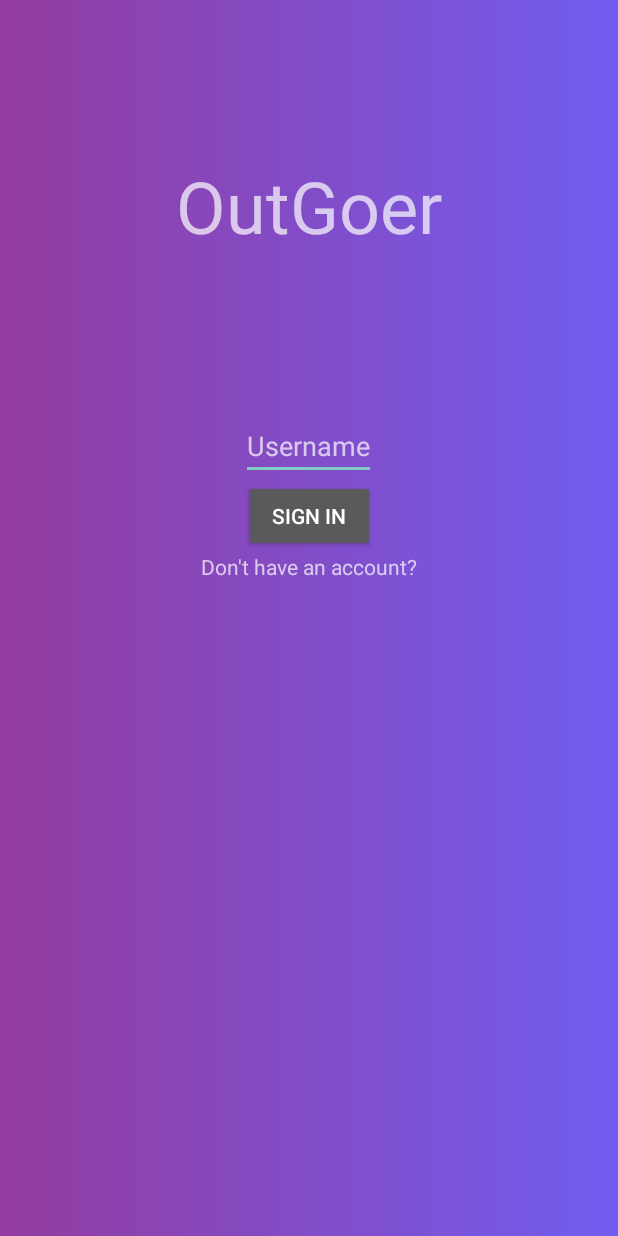
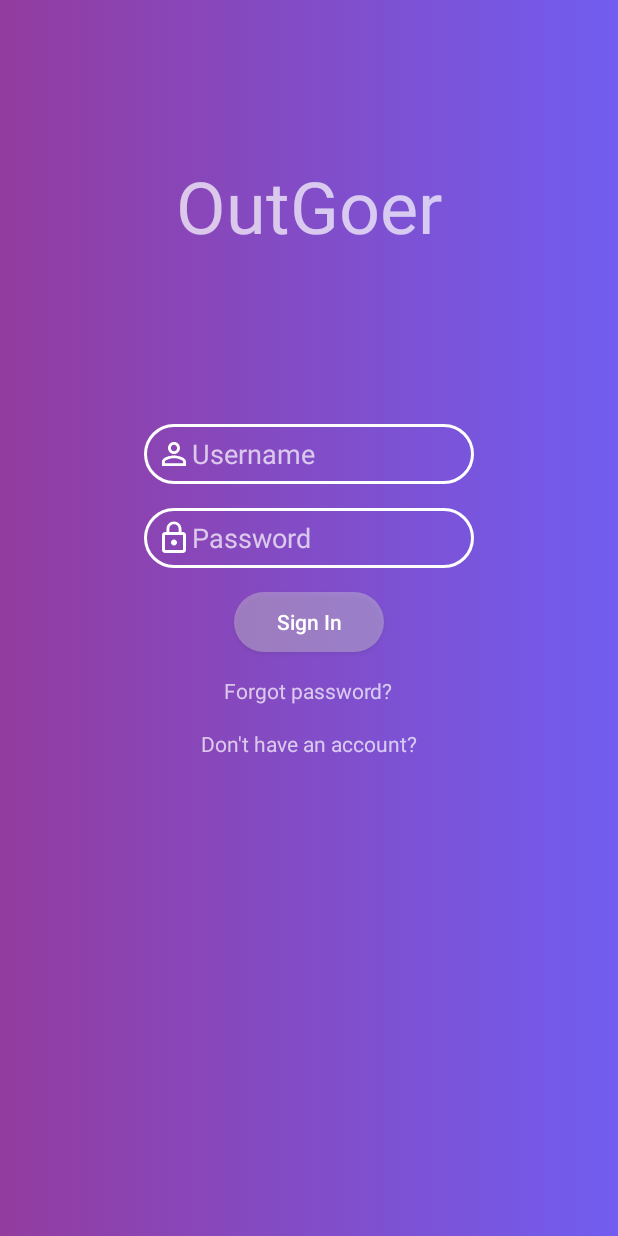
Before and after one commit to MatWoj27/out-goer, an Android app: the screen it shows after launch (LoginActivity), on a phone screen of 412 x 824 dp. Run offline under Robolectric (Android 15) with nearby library versions, the phone set to English and light mode, and no system bars; our stand-ins replace ButterKnife.

Commit message:
Sign in fragment layout designed

```diff
--- a/app/src/main/java/com/mattech/outgoer/fragments/SignInFragment.java
+++ b/app/src/main/java/com/mattech/outgoer/fragments/SignInFragment.java
@@ -21,8 +21,14 @@ public class SignInFragment extends android.support.v4.app.Fragment {
     @BindView(R.id.username)
     EditText username;
 
+    @BindView(R.id.password)
+    EditText password;
+
     @BindView(R.id.sign_in_btn)
     Button signInBtn;
+
+    @BindView(R.id.forgot_password)
+    TextView forgotPassword;
 
     @BindView(R.id.sign_up)
     TextView signUp;
--- /dev/null
+++ b/app/src/main/res/drawable/lock_outline.xml
@@ -0,0 +1,9 @@
+<vector xmlns:android="http://schemas.android.com/apk/res/android"
+    android:width="24dp"
+    android:height="24dp"
+    android:viewportHeight="24.0"
+    android:viewportWidth="24.0">
+    <path
+        android:fillColor="#FFFFFF"
+        android:pathData="M12,17c1.1,0 2,-0.9 2,-2s-0.9,-2 -2,-2 -2,0.9 -2,2 0.9,2 2,2zM18,8h-1L17,6c0,-2.76 -2.24,-5 -5,-5S7,3.24 7,6v2L6,8c-1.1,0 -2,0.9 -2,2v10c0,1.1 0.9,2 2,2h12c1.1,0 2,-0.9 2,-2L20,10c0,-1.1 -0.9,-2 -2,-2zM8.9,6c0,-1.71 1.39,-3.1 3.1,-3.1s3.1,1.39 3.1,3.1v2L8.9,8L8.9,6zM18,20L6,20L6,10h12v10z" />
+</vector>
--- /dev/null
+++ b/app/src/main/res/drawable/person_outline.xml
@@ -0,0 +1,9 @@
+<vector xmlns:android="http://schemas.android.com/apk/res/android"
+    android:width="24dp"
+    android:height="24dp"
+    android:viewportHeight="24.0"
+    android:viewportWidth="24.0">
+    <path
+        android:fillColor="#FFFFFF"
+        android:pathData="M12,5.9c1.16,0 2.1,0.94 2.1,2.1s-0.94,2.1 -2.1,2.1S9.9,9.16 9.9,8s0.94,-2.1 2.1,-2.1m0,9c2.97,0 6.1,1.46 6.1,2.1v1.1L5.9,18.1L5.9,17c0,-0.64 3.13,-2.1 6.1,-2.1M12,4C9.79,4 8,5.79 8,8s1.79,4 4,4 4,-1.79 4,-4 -1.79,-4 -4,-4zM12,13c-2.67,0 -8,1.34 -8,4v3h16v-3c0,-2.66 -5.33,-4 -8,-4z" />
+</vector>
--- /dev/null
+++ b/app/src/main/res/drawable/rounded_btn.xml
@@ -0,0 +1,6 @@
+<?xml version="1.0" encoding="utf-8"?>
+<shape xmlns:android="http://schemas.android.com/apk/res/android"
+    android:shape="rectangle">
+    <corners android:radius="20dp"/>
+    <solid android:color="#60D6D6D6"/>
+</shape>
--- /dev/null
+++ b/app/src/main/res/drawable/rounded_edit_text.xml
@@ -0,0 +1,9 @@
+<?xml version="1.0" encoding="utf-8"?>
+<shape xmlns:android="http://schemas.android.com/apk/res/android"
+    android:shape="rectangle">
+    <solid android:color="@android:color/transparent" />
+    <corners android:radius="20dp" />
+    <stroke
+        android:width="2dp"
+        android:color="@android:color/white" />
+</shape>
--- a/app/src/main/res/layout/fragment_sign_in.xml
+++ b/app/src/main/res/layout/fragment_sign_in.xml
@@ -2,28 +2,57 @@
     xmlns:tools="http://schemas.android.com/tools"
     android:layout_width="match_parent"
     android:layout_height="match_parent"
+    android:gravity="center_horizontal"
     android:orientation="vertical"
     tools:context="com.mattech.outgoer.fragments.SignInFragment">
 
     <EditText
         android:id="@+id/username"
-        android:layout_width="wrap_content"
-        android:layout_height="wrap_content"
-        android:layout_gravity="center_horizontal"
-        android:hint="@string/username_hint" />
+        android:layout_width="@dimen/login_edit_text_width"
+        android:layout_height="@dimen/login_edit_text_height"
+        android:layout_margin="8dp"
+        android:background="@drawable/rounded_edit_text"
+        android:drawableLeft="@drawable/person_outline"
+        android:hint="@string/username_hint"
+        android:inputType="text"
+        android:maxLines="1"
+        android:paddingLeft="8dp"
+        android:paddingRight="8dp" />
+
+    <EditText
+        android:id="@+id/password"
+        android:layout_width="@dimen/login_edit_text_width"
+        android:layout_height="@dimen/login_edit_text_height"
+        android:layout_margin="8dp"
+        android:background="@drawable/rounded_edit_text"
+        android:drawableLeft="@drawable/lock_outline"
+        android:hint="@string/password"
+        android:inputType="textPassword"
+        android:paddingLeft="8dp"
+        android:paddingRight="8dp" />
 
     <Button
         android:id="@+id/sign_in_btn"
+        android:layout_width="100dp"
+        android:layout_height="40dp"
+        android:layout_margin="8dp"
+        android:background="@drawable/rounded_btn"
+        android:text="@string/sign_in"
+        android:textAllCaps="false" />
+
+    <TextView
+        android:id="@+id/forgot_password"
         android:layout_width="wrap_content"
         android:layout_height="wrap_content"
-        android:layout_gravity="center_horizontal"
-        android:text="@string/sign_in" />
+        android:layout_margin="8dp"
+        android:clickable="true"
+        android:text="@string/forgot_password" />
 
     <TextView
         android:id="@+id/sign_up"
         android:layout_width="wrap_content"
         android:layout_height="wrap_content"
-        android:layout_gravity="center_horizontal"
+        android:layout_margin="8dp"
         android:clickable="true"
         android:text="@string/go_to_sign_up" />
 
--- /dev/null
+++ b/app/src/main/res/values/dimens.xml
@@ -0,0 +1,5 @@
+<?xml version="1.0" encoding="utf-8"?>
+<resources>
+    <dimen name="login_edit_text_width">220dp</dimen>
+    <dimen name="login_edit_text_height">40dp</dimen>
+</resources>
--- a/app/src/main/res/values/strings.xml
+++ b/app/src/main/res/values/strings.xml
@@ -1,9 +1,11 @@
 <resources>
     <string name="app_name">OutGoer</string>
     <string name="username_hint">Username</string>
+    <string name="password">Password</string>
     <string name="sign_in">Sign In</string>
     <string name="go_to_sign_up">Don\'t have an account?</string>
     <string name="mail_hint">example@mail.com</string>
     <string name="sign_up">Sign Up</string>
+    <string name="forgot_password">Forgot password?</string>
     <string name="go_to_sign_in">Already have an account?</string>
 </resources>
```
